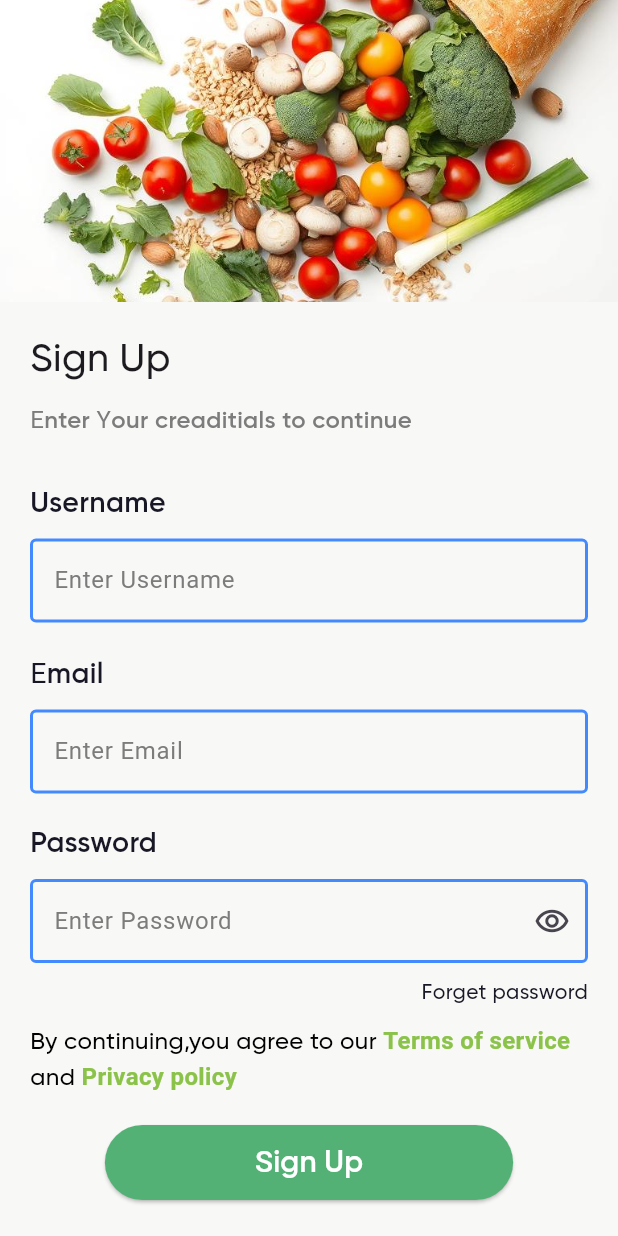
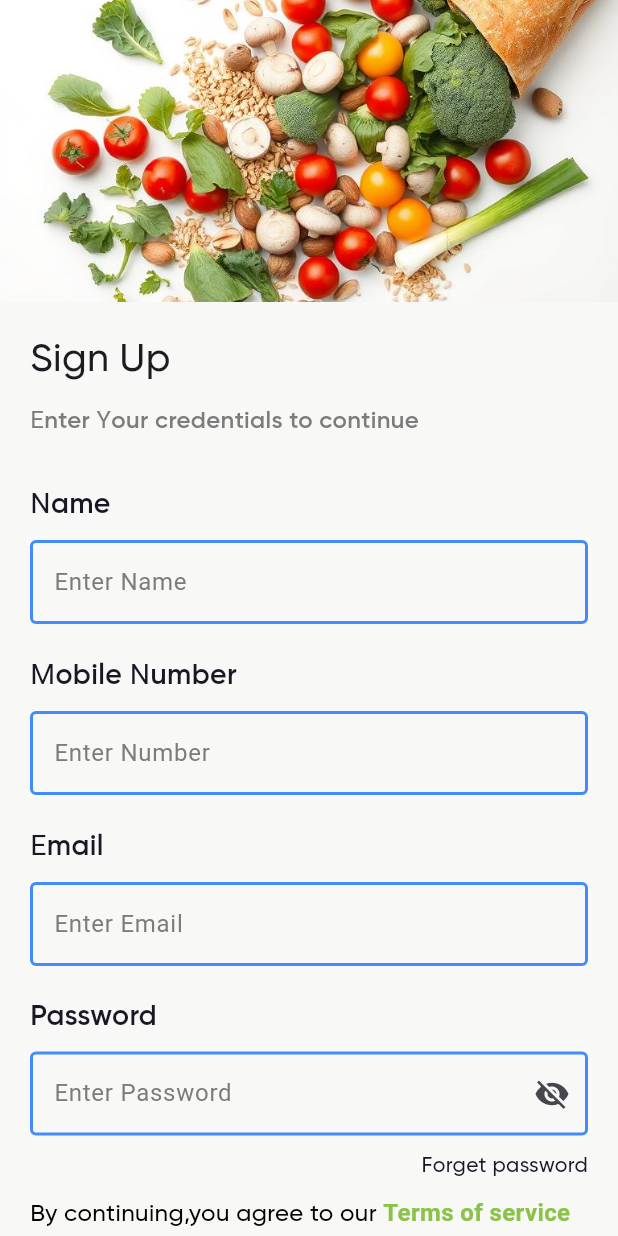
Before and after one commit to cybersleuth0/Farm2Customer, a Flutter app: the SignupScreen screen opened by its route, on a phone screen of 412 x 824 dp. Run offline on Flutter 3.47's test engine with Material 3 defaults, Android fonts, the phone set to English and light mode, and no system bars; our stand-ins replace flutter_bloc, sqflite; accounts and stored records are empty.

Commit message:
Dependency version updates in pubspec.lock, SignUp screen enhanced, and build settings updated
- Update dependency versions in `pubspec.lock` for async, boolean_selector, clock, fake_async, leak_tracker, leak_tracker_flutter_testing, path, string_scanner, vm_service.
- Enhance the Sign-Up screen (`signUpScreen.dart`) to include text field validation and form fields for name, mobile number, email, and password and password visiblity .
- Update the Android Gradle plugin version in `settings.gradle` and `gradle-wrapper.properties`.
- add `devtools_options.yaml` file to store settings for Dart & Flutter DevTools

```diff
--- /dev/null
+++ b/devtools_options.yaml
@@ -0,0 +1,3 @@
+description: This file stores settings for Dart & Flutter DevTools.
+documentation: https://docs.flutter.dev/tools/devtools/extensions#configure-extension-enablement-states
+extensions:
--- a/lib/ui_pages/signUpScreen.dart
+++ b/lib/ui_pages/signUpScreen.dart
@@ -6,10 +6,27 @@ class SignupScreen extends StatefulWidget {
 }
 
 class SignupScreenState extends State<SignupScreen> {
+  // Controllers for text fields
+  TextEditingController nameControler = TextEditingController();
+  TextEditingController mailControler = TextEditingController();
+  TextEditingController passwdControler = TextEditingController();
+  TextEditingController phoneControler = TextEditingController();
+
+  // Flag to toggle password visibility
+  bool isPasswordVisible = false;
+
+  // Key for the form to validate it
+
+  GlobalKey formKey = GlobalKey<FormState>();
+
   @override
   Widget build(BuildContext context) {
-    return SafeArea(
+    return Form(
+      key: formKey,
+      child: SafeArea(
         child: Scaffold(
+            resizeToAvoidBottomInset: true,
+            //use for avoid keyboard overlap from bottom
             backgroundColor: Color(0xfff8f8f6),
             body: Column(
               crossAxisAlignment: CrossAxisAlignment.start,
@@ -32,6 +49,7 @@ class SignupScreenState extends State<SignupScreen> {
                         child: Column(
                             crossAxisAlignment: CrossAxisAlignment.start,
                             children: [
+                              //Sign Up text
                               Text(
                                 "Sign Up",
                                 style: TextStyle(
@@ -39,24 +57,28 @@ class SignupScreenState extends State<SignupScreen> {
                               ),
                               SizedBox(height: 10),
                               Text(
-                              "Enter Your creaditials to continue",
+                                //Enter Your credentials to continue text
+                                "Enter Your credentials to continue",
                                 style: TextStyle(
                                     fontSize: 16,
                                     fontFamily: "Gilory_SemiBold",
                                     color: Color(0xff7C7C7C)),
                               ),
                               SizedBox(height: 30),
+                              // Name text field
                               Text(
-                              "Username",
+                                "Name",
                                 style: TextStyle(
                                     fontSize: 19,
                                     fontFamily: "Gilory_SemiBold",
                                     color: Color(0xff181725)),
                               ),
                               SizedBox(height: 10),
-                            TextField(
+                              //Name text form field
+                              TextFormField(
+                                controller: nameControler,
                                 decoration: InputDecoration(
-                              hintText: "Enter Username",
+                                  hintText: "Enter Name",
                                   border: OutlineInputBorder(),
                                   focusedBorder: OutlineInputBorder(
                                       borderSide: BorderSide(
@@ -68,19 +90,31 @@ class SignupScreenState extends State<SignupScreen> {
                                     fontSize: 16,
                                     color: Color(0xff7C7C7C),
                                   ),
-                            )),
+                                ),
+                                validator: (inputValue) {
+                                  if (inputValue!.isEmpty) {
+                                    return "Name Filed can not be empty !!";
+                                  } else {
+                                    return null;
+                                  }
+                                },
+                              ),
                               SizedBox(height: 20),
+                              // Mobile Number text field
                               Text(
-                              "Email",
+                                "Mobile Number",
                                 style: TextStyle(
                                     fontSize: 19,
                                     fontFamily: "Gilory_SemiBold",
                                     color: Color(0xff181725)),
                               ),
                               SizedBox(height: 10),
-                            TextField(
+                              //Mobile Number text form field
+                              TextFormField(
+                                controller: phoneControler,
+                                keyboardType: TextInputType.phone,
                                 decoration: InputDecoration(
-                              hintText: "Enter Email",
+                                  hintText: "Enter Number",
                                   border: OutlineInputBorder(),
                                   focusedBorder: OutlineInputBorder(
                                       borderSide: BorderSide(
@@ -92,8 +126,46 @@ class SignupScreenState extends State<SignupScreen> {
                                     fontSize: 16,
                                     color: Color(0xff7C7C7C),
                                   ),
+                                ),
+                                validator: (inputValue) {
+                                  if (inputValue!.isEmpty) {
+                                    return "Name Filed can not be empty !!";
+                                  } else {
+                                    return null;
+                                  }
+                                },
+                              ),
+                              SizedBox(height: 20),
+                              //email text
+                              Text(
+                                "Email",
+                                style: TextStyle(
+                                    fontSize: 19,
+                                    fontFamily: "Gilory_SemiBold",
+                                    color: Color(0xff181725)),
+                              ),
+                              SizedBox(height: 10),
+                              // email text field
+                              TextField(
+                                keyboardType: TextInputType.emailAddress,
+                                  controller: mailControler,
+                                  decoration: InputDecoration(
+                                    hintText: "Enter Email",
+                                    border: OutlineInputBorder(),
+                                    focusedBorder: OutlineInputBorder(
+                                        borderSide: BorderSide(
+                                            color: Colors.green, width: 2)),
+                                    enabledBorder: OutlineInputBorder(
+                                        borderSide: BorderSide(
+                                            color: Colors.blueAccent,
+                                            width: 2)),
+                                    hintStyle: TextStyle(
+                                      fontSize: 16,
+                                      color: Color(0xff7C7C7C),
+                                    ),
                                   )),
                               SizedBox(height: 20),
+                              // Password text
                               Text(
                                 "Password",
                                 style: TextStyle(
@@ -102,8 +174,10 @@ class SignupScreenState extends State<SignupScreen> {
                                     color: Color(0xff181725)),
                               ),
                               SizedBox(height: 10),
+                              // password text field
                               TextField(
-                                obscureText: true,
+                                  controller: passwdControler,
+                                  obscureText: !isPasswordVisible,
                                   decoration: InputDecoration(
                                     hintText: "Enter Password",
                                     border: OutlineInputBorder(),
@@ -112,16 +186,25 @@ class SignupScreenState extends State<SignupScreen> {
                                             color: Colors.green, width: 2)),
                                     enabledBorder: OutlineInputBorder(
                                         borderSide: BorderSide(
-                                          color: Colors.blueAccent, width: 2)),
+                                            color: Colors.blueAccent,
+                                            width: 2)),
                                     hintStyle: TextStyle(
                                       fontSize: 16,
                                       color: Color(0xff7C7C7C),
                                     ),
-                                  suffixIcon:
-                                      Icon(Icons.remove_red_eye_outlined),
+                                    suffixIcon: InkWell(
+                                        onTap: () {
+                                          isPasswordVisible =
+                                              !isPasswordVisible;
+                                          setState(() {});
+                                        },
+                                        child: isPasswordVisible
+                                            ? Icon(Icons.visibility)
+                                            : Icon(Icons.visibility_off)),
                                   )),
                               SizedBox(height: 10),
                               Align(
+                                // forget password text
                                 alignment: Alignment.centerRight,
                                 child: Text(
                                   "Forget password",
@@ -135,6 +218,7 @@ class SignupScreenState extends State<SignupScreen> {
                                 height: 10,
                               ),
                               Align(
+                                  // Terms and condition text
                                   alignment: Alignment.center,
                                   child: Text.rich(
                                     TextSpan(
@@ -166,6 +250,7 @@ class SignupScreenState extends State<SignupScreen> {
                                   )),
                               SizedBox(height: 20),
                               Align(
+                                //Sign Up button
                                 alignment: Alignment.center,
                                 child: ElevatedButton(
                                   style: ElevatedButton.styleFrom(
@@ -183,6 +268,7 @@ class SignupScreenState extends State<SignupScreen> {
                                 ),
                               ),
                               SizedBox(height: 20),
+                              //already have account text
                               InkWell(
                                 onTap: () {
                                   Navigator.pushNamed(context, "/login");
@@ -215,6 +301,7 @@ class SignupScreenState extends State<SignupScreen> {
                     ))
               ],
             )),
+      ),
     );
   }
 }
```
Also changed, not shown: pubspec.lock, 2 other files. Lines whose indentation alone changed are shown as unchanged.
